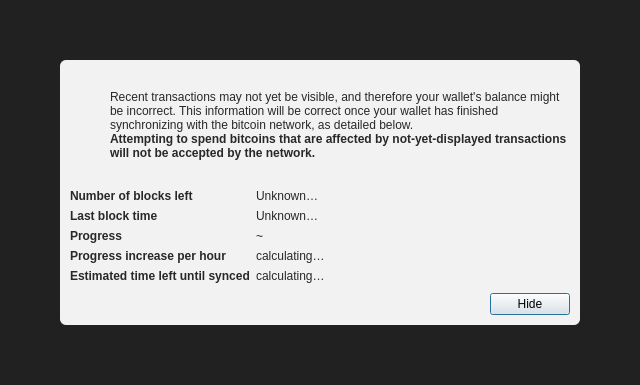
Before: the Qt Designer form src/qt/forms/modaloverlay.ui in SashimiSaketoro/Freycoin, drawn with Qt 5.
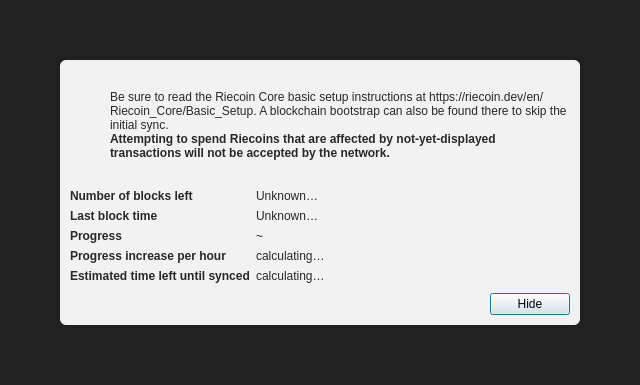
After: the same form once the commit is applied. Icons and pictures are not drawn.

Commit message:
Rebranding: Bitcoin -> Riecoin, Btc -> Ric, Logo, ReadMe, etc.
Probably there are still many Bitcoin/Btc. Strings in things like Comments, Identifiers or File Names were often left untouched and will be treated at some point after Release, which will also be the occasion to catch the missed strings.

```diff
--- a/src/qt/forms/modaloverlay.ui
+++ b/src/qt/forms/modaloverlay.ui
@@ -130,7 +130,7 @@
              <item>
               <widget class="QLabel" name="infoText">
                <property name="text">
-                <string>Recent transactions may not yet be visible, and therefore your wallet's balance might be incorrect. This information will be correct once your wallet has finished synchronizing with the bitcoin network, as detailed below.</string>
+                <string>Be sure to read the Riecoin Core basic setup instructions at https://riecoin.dev/en/Riecoin_Core/Basic_Setup. A blockchain bootstrap can also be found there to skip the initial sync.</string>
                </property>
                <property name="textFormat">
                 <enum>Qt::RichText</enum>
@@ -149,7 +149,7 @@
                 </font>
                </property>
                <property name="text">
-                <string>Attempting to spend bitcoins that are affected by not-yet-displayed transactions will not be accepted by the network.</string>
+                <string>Attempting to spend Riecoins that are affected by not-yet-displayed transactions will not be accepted by the network.</string>
                </property>
                <property name="textFormat">
                 <enum>Qt::RichText</enum>
```
The commit also changes 185 other files.
